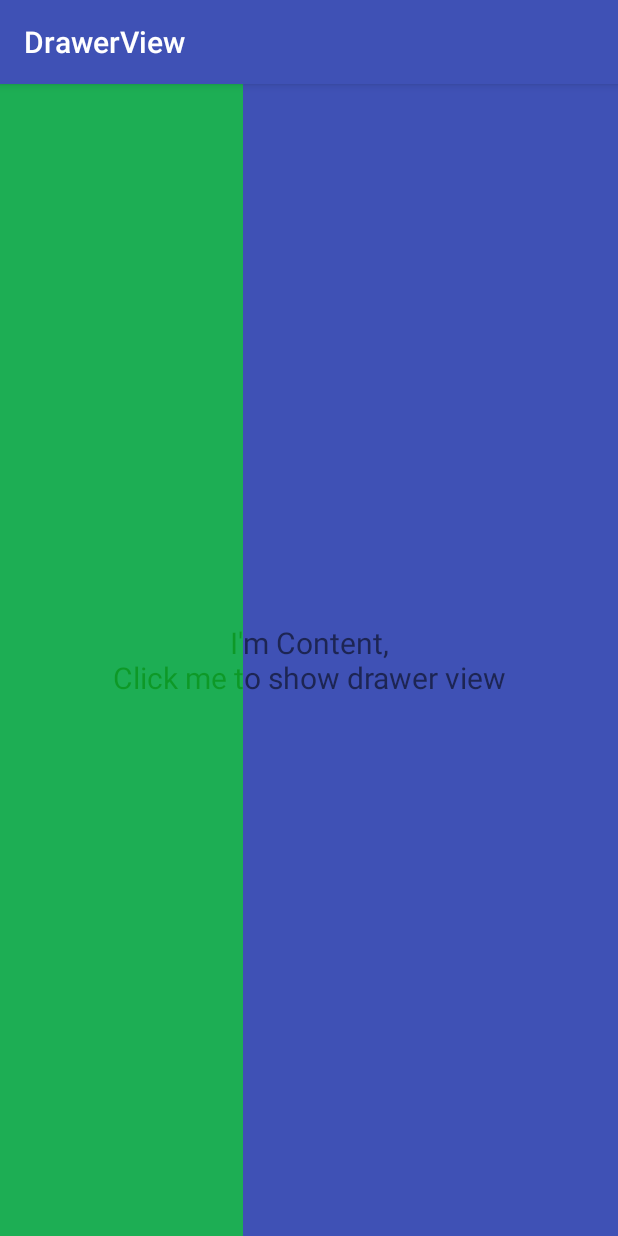
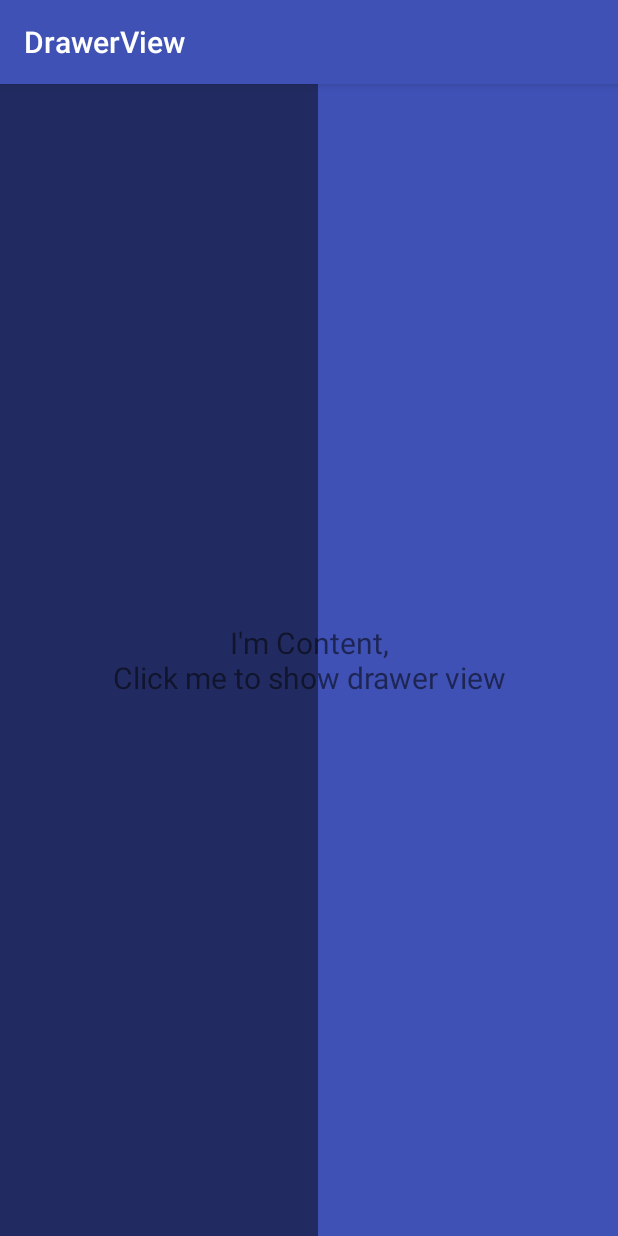
Before and after one commit to brucetoo/DrawerView, an Android app: the screen it shows after launch (MainActivity), after a tap on an icon or button, on a phone screen of 412 x 824 dp. Run offline under Robolectric (Android 15) with nearby library versions, the phone set to English and light mode, and no system bars; libraries missing offline, so code that uses them is left out: com.joanzapata.android; 1 statement that could not run was skipped.

Commit message:
add method to update DragView's width

```diff
--- a/app/src/main/java/com/brucetoo/drawerview/MainActivity.java
+++ b/app/src/main/java/com/brucetoo/drawerview/MainActivity.java
@@ -1,11 +1,11 @@
 package com.brucetoo.drawerview;
 
+import android.graphics.Color;
 import android.os.Bundle;
 import android.support.v7.app.AppCompatActivity;
 import android.view.View;
 import android.widget.AdapterView;
 import android.widget.ListView;
-import android.widget.Toast;
 
 import com.joanzapata.android.BaseAdapterHelper;
 import com.joanzapata.android.QuickAdapter;
@@ -44,7 +44,11 @@ public class MainActivity extends AppCompatActivity {
         mListView.setOnItemClickListener(new AdapterView.OnItemClickListener() {
             @Override
             public void onItemClick(AdapterView<?> parent, View view, int position, long id) {
-                Toast.makeText(MainActivity.this, "Click drawer:" + position, Toast.LENGTH_SHORT).show();
+                if ((position + 1) % 2 == 0) {
+                    mDrawerLayout.smoothSlideTo((int) getResources().getDimension(R.dimen.drawer_bigger_width),500);
+                } else {
+                    mDrawerLayout.smoothSlideTo((int) getResources().getDimension(R.dimen.drawer_smaller_width),500);
+                }
             }
         });
 
@@ -63,7 +67,7 @@ public class MainActivity extends AppCompatActivity {
 
         mDrawerLayout.setDragMaxWidth((int) getResources().getDimension(R.dimen.drawer_max_width));
         mDrawerLayout.setMaskEnable(true);
-        mDrawerLayout.setMaskColor(getResources().getColor(R.color.colorMask));
+        mDrawerLayout.setMaskColor(Color.parseColor("#77000000"));
     }
 
     private List<String> getListData() {
--- a/app/src/main/res/layout/activity_main.xml
+++ b/app/src/main/res/layout/activity_main.xml
@@ -37,7 +37,7 @@
 
 
         <!--drawer layout-->
-        <RelativeLayout
+        <FrameLayout
             android:id="@+id/drawer_view"
             android:layout_width="match_parent"
             android:layout_height="match_parent">
@@ -48,17 +48,28 @@
                 android:layout_height="match_parent"/>
 
             <!--<TextView-->
-                <!--android:id="@+id/drawer_text"-->
-                <!--android:layout_width="match_parent"-->
+                <!--android:id="@+id/text_bigger"-->
+                <!--android:layout_width="250dp"-->
                 <!--android:layout_height="match_parent"-->
                 <!--android:background="@color/colorAccent"-->
                 <!--android:gravity="center"-->
-                <!--android:layout_centerInParent="true"-->
-                <!--android:text="I'm Drawer"-->
+                <!--android:text="I'm bigger text"-->
                 <!--android:textSize="20sp"-->
+                <!--android:visibility="gone"-->
                 <!--/>-->
 
-        </RelativeLayout>
+            <!--<TextView-->
+                <!--android:id="@+id/text_smaller"-->
+                <!--android:layout_width="150dp"-->
+                <!--android:layout_height="match_parent"-->
+                <!--android:background="@color/colorAccent"-->
+                <!--android:gravity="center"-->
+                <!--android:text="I'm smaller text"-->
+                <!--android:textSize="20sp"-->
+                <!--android:visibility="gone"-->
+                <!--/>-->
+
+        </FrameLayout>
 
     </com.brucetoo.drawerview.DrawerLayout>
 
--- a/app/src/main/res/values/dimens.xml
+++ b/app/src/main/res/values/dimens.xml
@@ -2,5 +2,7 @@
     <!-- Default screen margins, per the Android Design guidelines. -->
     <dimen name="activity_horizontal_margin">16dp</dimen>
     <dimen name="activity_vertical_margin">16dp</dimen>
-    <dimen name="drawer_max_width">250dp</dimen>
+    <dimen name="drawer_max_width">200dp</dimen>
+    <dimen name="drawer_bigger_width">250dp</dimen>
+    <dimen name="drawer_smaller_width">150dp</dimen>
 </resources>
```
Also changed, not shown: app/src/main/java/com/brucetoo/drawerview/DrawerLayout.java (+36 -0 lines).
